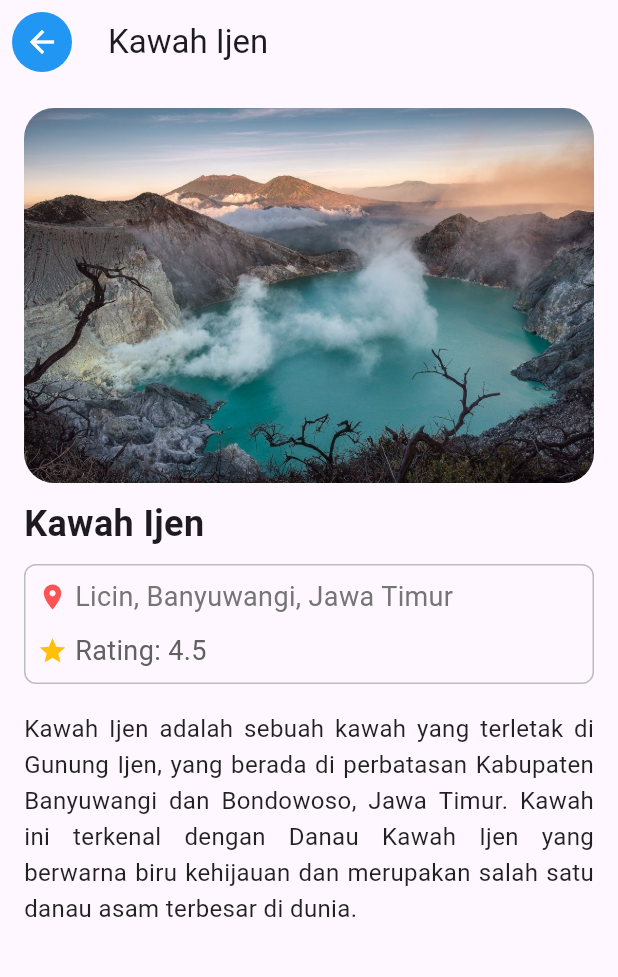
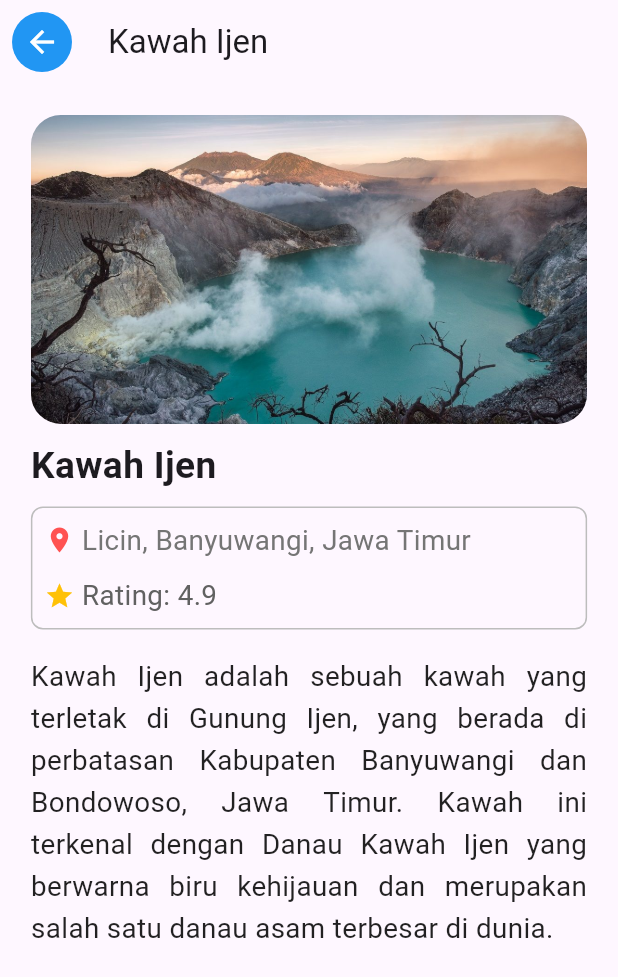
Before and after one commit to Dimata-PKL-2024/GETX-Nanda, a Flutter app: the screen it shows after launch, after a tap on "Kawah Ijen", on a phone screen of 412 x 824 dp. Shown: the top 977 px of the screen. Run offline on Flutter 3.47's test engine with Material 3 defaults, Android fonts, the phone set to English and light mode, and no system bars; our stand-ins replace get.

Commit message:
menambahkan beberapa fiturh

```diff
--- a/lib/controllers/wisata_controller.dart
+++ b/lib/controllers/wisata_controller.dart
@@ -21,7 +21,7 @@ class WisataController extends GetxController {
         gambar: 'assets/images/kawahijen.jpg',
         lokasi: 'Licin, Banyuwangi, Jawa Timur',
         tipe: 'Gunung',
-        rating: 4.5,
+        rating: 4.9,
       ),
       Wisata(
         nama: 'Pulau Merah',
@@ -48,7 +48,7 @@ class WisataController extends GetxController {
         gambar: 'assets/images/baluran.jpg',
         lokasi: 'Banyuputih, Banyuwangi, Jawa Timur',
         tipe: 'Hutan',
-        rating: 4.6, // Tambahkan rating
+        rating: 4.6,
       ),
       Wisata(
         nama: 'Alas Purwo',
@@ -59,6 +59,42 @@ class WisataController extends GetxController {
         tipe: 'Hutan',
         rating: 4.8,
       ),
+      Wisata(
+        nama: 'Pantai Teluk Hijau',
+        deskripsi:
+            'Teluk Hijau adalah pantai eksotis dengan pasir putih dan air laut berwarna hijau zamrud. Untuk mencapai pantai ini, pengunjung harus trekking atau naik perahu dari Pantai Rajegwesi. Tempat ini sangat cocok bagi mereka yang mencari ketenangan dan keindahan alam yang alami.',
+        gambar: 'assets/images/telukijo.jpg',
+        lokasi: 'Pesanggaran, Banyuwangi, Jawa Timur',
+        tipe: 'Pantai',
+        rating: 4.7,
+      ),
+      Wisata(
+        nama: 'Air Terjun Jagir',
+        deskripsi:
+            'Air Terjun Jagir dikenal sebagai "air terjun kembar" karena memiliki dua aliran yang berdampingan. Airnya yang jernih dan suasananya yang sejuk membuat tempat ini populer di kalangan wisatawan lokal dan internasional. Air Terjun Jagir adalah tempat yang ideal untuk bersantai dan menikmati suasana alam yang asri.',
+        gambar: 'assets/images/terjunjagir.jpg',
+        lokasi: 'Glagah, Banyuwangi, Jawa Timur',
+        tipe: 'Air Terjun',
+        rating: 4.8,
+      ),
+      Wisata(
+        nama: 'Pantai wedi ireng',
+        deskripsi:
+            'Pantai Wedi Ireng adalah pantai yang masih alami dan belum terlalu ramai dikunjungi. Pantai ini memiliki pasir putih dan air laut yang bersih. Pengunjung dapat melakukan snorkeling atau sekadar menikmati keindahan alam yang damai. Untuk mencapai pantai ini, pengunjung dapat trekking atau naik perahu dari Pantai Pulau Merah.',
+        gambar: 'assets/images/wediireng.jpg',
+        lokasi: 'Pesanggaran, Banyuwangi, Jawa Timur',
+        tipe: 'Pantai',
+        rating: 4.6,
+      ),
+      Wisata(
+        nama: 'Pantai Boom',
+        deskripsi:
+            'Pantai Boom adalah pantai yang mudah diakses karena berada di pusat kota Banyuwangi. Pantai ini memiliki dermaga unik yang menjorok ke laut dan sering menjadi lokasi acara budaya seperti tari Gandrung. Pemandangan gunung di kejauhan dan dermaga yang unik menjadikan Pantai Boom populer sebagai tempat untuk menikmati matahari terbit.',
+        gambar: 'assets/images/pantaiboom.jpg',
+        lokasi: 'Kota Banyuwangi, Banyuwangi, Jawa Timur',
+        tipe: 'Pantai',
+        rating: 4.5,
+      ),
     ]);
   }
 }
--- a/lib/main.dart
+++ b/lib/main.dart
@@ -1,5 +1,6 @@
 import 'package:flutter/material.dart';
 import 'package:get/get.dart';
+import 'dart:async';
 import 'views/home_page.dart';
 
 void main() {
@@ -16,7 +17,59 @@ class MyApp extends StatelessWidget {
       theme: ThemeData(
         primarySwatch: Colors.blue,
       ),
-      home: const HomePage(),
+      home: const SplashScreen(),
     );
   }
 }
+
+class SplashScreen extends StatefulWidget {
+  const SplashScreen({super.key});
+
+  @override
+  SplashScreenState createState() => SplashScreenState();
+}
+
+class SplashScreenState extends State<SplashScreen> {
+  @override
+  void initState() {
+    super.initState();
+    startTimer();
+  }
+
+  void startTimer() {
+    Timer(const Duration(seconds: 2), () {
+      Get.off(() => const HomePage());
+    });
+  }
+
+  @override
+  Widget build(BuildContext context) {
+    return Scaffold(
+      backgroundColor: Colors.blue,
+      body: Center(
+        child: Column(
+          mainAxisAlignment: MainAxisAlignment.center,
+          children: [
+            ClipOval(
+              child: Image.asset(
+                'assets/icon/iconbwis.png',
+                width: 150,
+                height: 150,
+                fit: BoxFit.cover, // Mengatur gambar agar proporsional dalam lingkaran
+              ),
+            ),
+            const SizedBox(height: 20),
+            const Text(
+              'Bwi Spot',
+              style: TextStyle(
+                color: Colors.white,
+                fontSize: 24,
+                fontWeight: FontWeight.bold,
+              ),
+            ),
+          ],
+        ),
+      ),
+    );
+  }
+}
--- a/lib/views/detail_page.dart
+++ b/lib/views/detail_page.dart
@@ -8,26 +8,30 @@ class DetailPage extends StatelessWidget {
 
   @override
   Widget build(BuildContext context) {
+    // Mendapatkan ukuran lebar layar
+    double screenWidth = MediaQuery.of(context).size.width;
+    double padding = screenWidth * 0.05;
+
     return Scaffold(
       appBar: AppBar(
         title: Text(wisata.nama),
         leading: IconButton(
           icon: const CircleAvatar(
-            radius: 20, // Ukuran lingkaran
-            backgroundColor: Colors.blue, // Warna latar belakang lingkaran
+            radius: 20,
+            backgroundColor: Colors.blue,
             child: Icon(
-              Icons.arrow_back, // Ikon back
-              color: Colors.white, // Warna ikon
+              Icons.arrow_back,
+              color: Colors.white,
             ),
           ),
           onPressed: () {
-            Navigator.pop(context); // Navigasi kembali ke halaman sebelumnya
+            Navigator.pop(context);
           },
         ),
       ),
       body: SingleChildScrollView(
         child: Padding(
-          padding: const EdgeInsets.all(16.0),
+          padding: EdgeInsets.all(padding), // Padding dinamis
           child: Column(
             crossAxisAlignment: CrossAxisAlignment.start,
             children: [
@@ -36,14 +40,17 @@ class DetailPage extends StatelessWidget {
                 child: Image.asset(
                   wisata.gambar,
                   width: double.infinity,
-                  height: 250,
+                  height: screenWidth * 0.5, // Tinggi gambar responsif
                   fit: BoxFit.cover,
                 ),
               ),
               const SizedBox(height: 10),
               Text(
                 wisata.nama,
-                style: const TextStyle(fontSize: 24, fontWeight: FontWeight.bold),
+                style: TextStyle(
+                  fontSize: screenWidth * 0.06, // Font responsif
+                  fontWeight: FontWeight.bold,
+                ),
               ),
               const SizedBox(height: 10),
 
@@ -67,11 +74,13 @@ class DetailPage extends StatelessWidget {
                           size: 20,
                         ),
                         const SizedBox(width: 5),
-                        Text(
+                        Expanded(
+                          child: Text(
                             wisata.lokasi,
                             style: TextStyle(
-                            fontSize: 18,
+                              fontSize: screenWidth * 0.045, // Font responsif
                               color: Colors.grey[600],
+                            ),
                           ),
                         ),
                       ],
@@ -87,11 +96,13 @@ class DetailPage extends StatelessWidget {
                           size: 20,
                         ),
                         const SizedBox(width: 5),
-                        Text(
+                        Expanded(
+                          child: Text(
                             'Rating: ${wisata.rating}',
                             style: TextStyle(
-                            fontSize: 18,
+                              fontSize: screenWidth * 0.045,
                               color: Colors.grey[700],
+                            ),
                           ),
                         ),
                       ],
@@ -106,8 +117,8 @@ class DetailPage extends StatelessWidget {
                 child: Text(
                   wisata.deskripsi,
                   textAlign: TextAlign.justify,
-                  style: const TextStyle(
-                    fontSize: 16,
+                  style: TextStyle(
+                    fontSize: screenWidth * 0.045, // Font responsif
                     height: 1.5,
                     color: Colors.black87,
                   ),
--- a/lib/views/home_page.dart
+++ b/lib/views/home_page.dart
@@ -2,6 +2,7 @@ import 'package:flutter/material.dart';
 import 'package:get/get.dart';
 import 'package:bwispot/controllers/wisata_controller.dart';
 import 'package:bwispot/views/detail_page.dart';
+import 'package:url_launcher/url_launcher.dart';
 
 class HomePage extends StatefulWidget {
   const HomePage({super.key});
@@ -79,6 +80,14 @@ void _showSortDialog() {
                 },
               ),
               ListTile(
+                leading: getIconForTipe('Air Terjun'),
+                title: const Text("Air Terjun"),
+                onTap: () {
+                  _onTipeSelected('Air Terjun');
+                  Navigator.pop(context);
+                },
+              ),
+              ListTile(
                 leading: getIconForTipe('Semua'),
                 title: const Text("Semua"),
                 onTap: () {
@@ -93,7 +102,6 @@ void _showSortDialog() {
     );
   }
 
-
   Icon getIconForTipe(String tipe) {
     switch (tipe.toLowerCase()) {
       case 'pantai':
@@ -102,8 +110,19 @@ void _showSortDialog() {
         return const Icon(Icons.terrain, color: Colors.brown);
       case 'hutan':
         return const Icon(Icons.forest, color: Colors.green);
+      case 'air terjun':
+        return const Icon(Icons.water_drop, color: Colors.blueAccent);
       default:
         return const Icon(Icons.place, color: Colors.grey);
+    }
+  }
+
+  Future<void> _launchContact() async {
+    final Uri contactUrl = Uri.parse("https://wa.me/628123456789"); // Masukkan nomor WhatsApp atau URL kontak di sini
+    if (await canLaunchUrl(contactUrl)) {
+      await launchUrl(contactUrl);
+    } else {
+      throw "Tidak dapat membuka kontak";
     }
   }
 
@@ -215,6 +234,11 @@ void _showSortDialog() {
           ),
         ],
       ),
+      floatingActionButton: FloatingActionButton(
+        onPressed: _launchContact,
+        backgroundColor: Colors.blueAccent,
+        child: const Icon(Icons.contact_phone),
+      ),
     );
   }
 }
--- a/pubspec.yaml
+++ b/pubspec.yaml
@@ -12,6 +12,7 @@ dependencies:
     sdk: flutter
   cupertino_icons: ^1.0.8
   get: ^4.6.6
+  url_launcher: ^6.0.3
 
 dev_dependencies:
   flutter_test:
@@ -24,6 +25,7 @@ flutter:
   uses-material-design: true
   assets:
     - assets/images/
+    - assets/icon/
 
 # Konfigurasi flutter_launcher_icons
 flutter_icons:
```
Also changed, not shown: assets/images/kawahijen2.jpg (deleted), assets/images/kawahijen3.jpg (deleted), assets/images/pantaiboom.jpg (added), assets/images/pulaumerah2.jpg (deleted), assets/images/pulaumerah3.jpg (deleted), assets/images/telukijo.jpg (added), assets/images/terjunjagir.jpg (added), assets/images/wediireng.jpg (added), pubspec.lock, 5 other files. Lines whose indentation alone changed are shown as unchanged.
